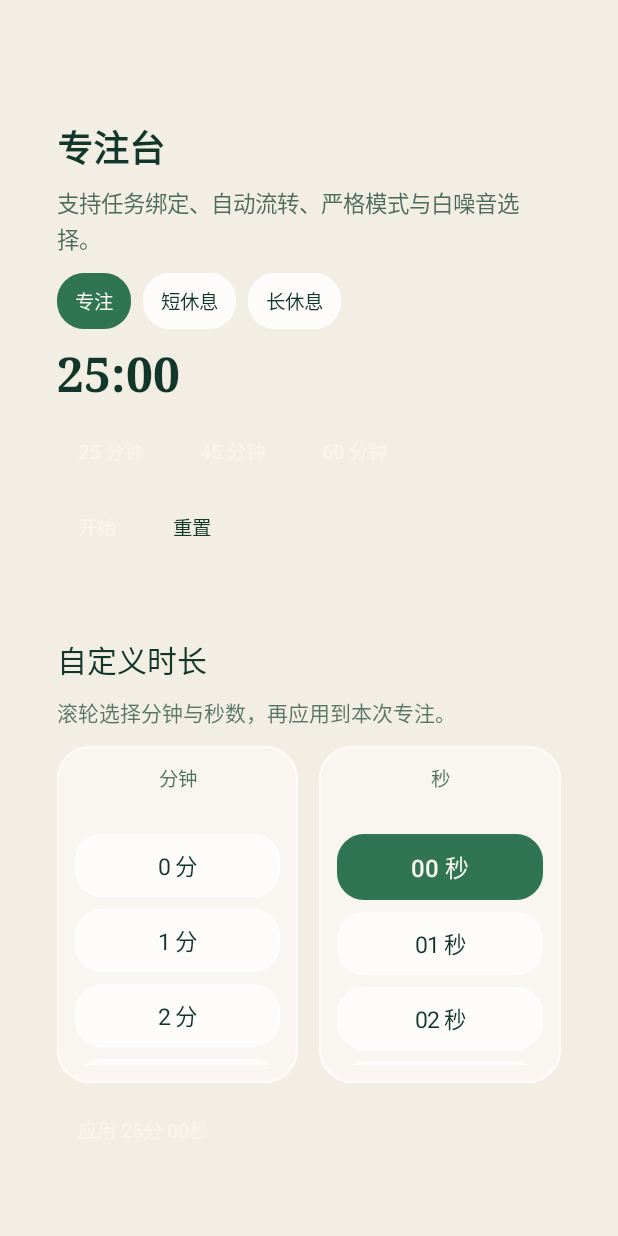
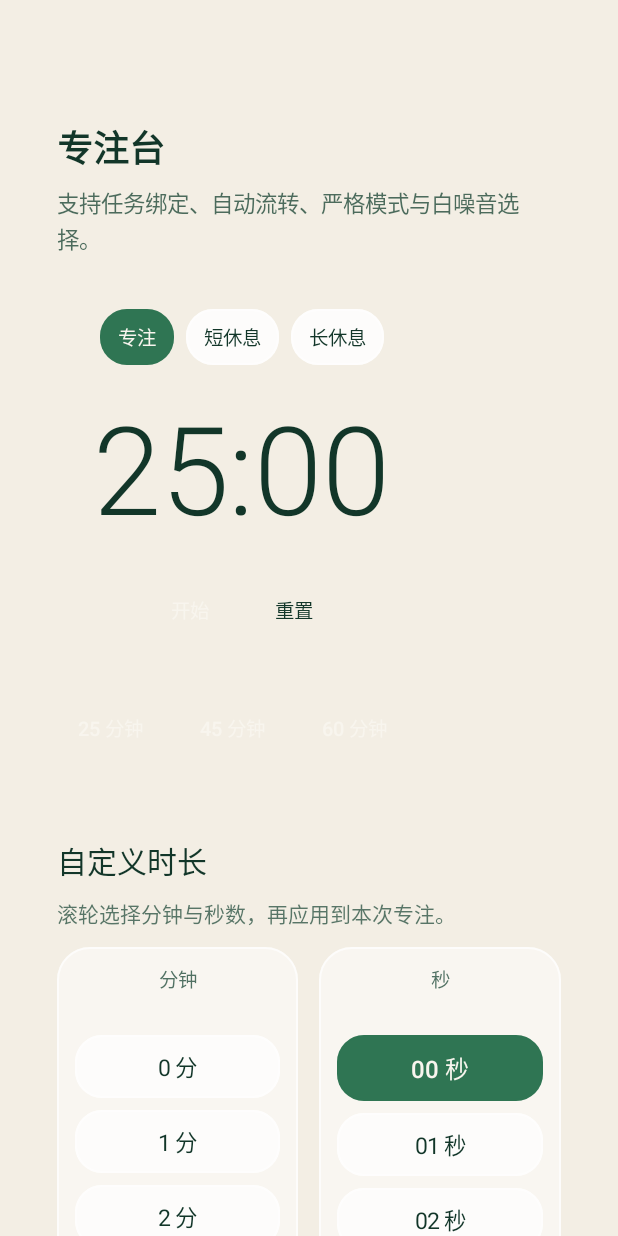
Before and after one commit to HCnets/poxiao, an Android app built with Jetpack Compose: the composable PomodoroScreen shown on its own in the app's theme, on a phone screen of 412 x 824 dp. Run offline under Robolectric (Android 15) with nearby library versions, the light colour scheme and no system bars; libraries missing offline, so code that uses them is left out: com.kyant.backdrop; missing, so only their content is drawn: CompositionLocalProvider; 10 statements that could not run were skipped.

Commit message:
feat(pomodoro): upgrade immersive glow animation and enhance todo linkage

```diff
--- a/app/src/main/java/com/poxiao/app/ui/PomodoroScreen.kt
+++ b/app/src/main/java/com/poxiao/app/ui/PomodoroScreen.kt
@@ -35,6 +35,7 @@ import androidx.compose.ui.draw.clip
 import androidx.compose.ui.graphics.Color
 import androidx.compose.ui.platform.LocalContext
 import androidx.compose.ui.unit.dp
+import androidx.compose.animation.core.*
 import com.poxiao.app.pomodoro.NoisePlayer
 import com.poxiao.app.security.SecurePrefs
 import com.poxiao.app.settings.loadNotificationPreferenceState
@@ -127,6 +128,18 @@ internal fun PomodoroScreen(active: Boolean) {
 
     val hapticManager = rememberHapticManager()
 
+    // LiquidGlass 流光动效状态
+    val infiniteTransition = rememberInfiniteTransition(label = "LiquidGlassGlow")
+    val glowPhase by infiniteTransition.animateFloat(
+        initialValue = 0f,
+        targetValue = 1f,
+        animationSpec = infiniteRepeatable(
+            animation = tween(4000, easing = LinearEasing),
+            repeatMode = RepeatMode.Reverse
+        ),
+        label = "GlowPhase"
+    )
+
     LaunchedEffect(running, leftSeconds, preset.seconds) {
         if (!running) return@LaunchedEffect
         if (leftSeconds <= 0) {
@@ -150,11 +163,27 @@ internal fun PomodoroScreen(active: Boolean) {
                     sendAppNotification(context, "专注已完成", if (boundTask.isBlank()) "本轮专注已结束" else "已完成：$boundTask")
                 }
                 val updatedTask = todoTasks.firstOrNull { it.title == boundTask }
-                if (updatedTask != null && updatedTask.focusGoal > 0 && updatedTask.focusCount >= updatedTask.focusGoal) {
+                if (updatedTask != null) {
+                    // 写回进度到待办任务时增加额外的校验与更新广播
+                    if (updatedTask.focusGoal > 0 && updatedTask.focusCount >= updatedTask.focusGoal) {
                         if (loadNotificationPreferenceState(context).pomodoroEnabled) {
                             sendAppNotification(context, "任务专注目标已达成", "${updatedTask.title} 已达到 ${updatedTask.focusGoal} 轮")
                         }
+                        // 如果任务达成目标，自动将其标记为已完成（可选行为，但增强了联动）
+                        if (!updatedTask.done) {
+                            val newTasks = todoTasks.map { if (it.id == updatedTask.id) it.copy(done = true) else it }
+                            todoTasks.clear()
+                            todoTasks.addAll(newTasks)
+                            saveTodoTasks(todoPrefs, newTasks)
+                            sessionHint = "任务 ${updatedTask.title} 专注目标达成，已自动标记完成！"
                         }
+                    } else {
+                        sessionHint = "任务 ${updatedTask.title} 专注进度 +1 轮"
+                    }
+                } else {
+                    sessionHint = "本轮专注已结束"
+                }
+
                 focusMinutes += preset.seconds / 60
                 cycles += 1
                 if (autoNext) {
@@ -260,6 +289,17 @@ internal fun PomodoroScreen(active: Boolean) {
                     Text(sessionHint, style = MaterialTheme.typography.bodyMedium, color = ForestDeep.copy(alpha = 0.68f))
                 }
                 Spacer(modifier = Modifier.height(12.dp))
+                LiquidGlassSurface(
+                    modifier = Modifier.fillMaxWidth(),
+                    cornerRadius = 32.dp,
+                    tint = if (running) ForestGreen.copy(alpha = 0.08f + 0.05f * glowPhase) else Color.White.copy(alpha = 0.28f),
+                    borderColor = if (running) ForestGreen.copy(alpha = 0.3f + 0.2f * glowPhase) else Color.White.copy(alpha = 0.36f),
+                    blurRadius = if (running) (48 + 16 * glowPhase).dp else 24.dp,
+                ) {
+                    Column(
+                        modifier = Modifier.padding(24.dp),
+                        horizontalAlignment = Alignment.CenterHorizontally
+                    ) {
                         SelectionRow(options = PomodoroMode.entries.toList(), selected = mode, label = { it.title }) {
                             mode = it
                             val seconds = when (it) {
@@ -271,9 +311,30 @@ internal fun PomodoroScreen(active: Boolean) {
                             leftSeconds = seconds
                             running = false
                         }
-                Spacer(modifier = Modifier.height(12.dp))
-                Text(formatSeconds(leftSeconds), style = MaterialTheme.typography.headlineLarge, color = PineInk)
-                Spacer(modifier = Modifier.height(12.dp))
+                        Spacer(modifier = Modifier.height(24.dp))
+                        Text(
+                            text = formatSeconds(leftSeconds),
+                            style = MaterialTheme.typography.displayLarge.copy(
+                                fontWeight = androidx.compose.ui.text.font.FontWeight.Light,
+                                fontSize = androidx.compose.ui.unit.TextUnit(82f, androidx.compose.ui.unit.TextUnitType.Sp)
+                            ),
+                            color = if (running) ForestGreen else PineInk
+                        )
+                        Spacer(modifier = Modifier.height(24.dp))
+                        Row(horizontalArrangement = Arrangement.spacedBy(16.dp)) {
+                            ActionPill(if (running) "暂停" else "开始", ForestGreen) {
+                                hapticManager.playHeavyClick()
+                                running = !running
+                            }
+                            ActionPill("重置", Ginkgo) {
+                                hapticManager.playLightClick()
+                                running = false
+                                leftSeconds = preset.seconds
+                            }
+                        }
+                    }
+                }
+                Spacer(modifier = Modifier.height(16.dp))
                 Row(horizontalArrangement = Arrangement.spacedBy(10.dp), modifier = Modifier.horizontalScroll(rememberScrollState())) {
                     presets.forEach { item ->
                         ActionPill(item.title, if (item == preset) ForestGreen else MossGreen) {
@@ -288,18 +349,6 @@ internal fun PomodoroScreen(active: Boolean) {
                             leftSeconds = recommendedFocusSeconds
                             running = false
                         }
-                    }
-                }
-                Spacer(modifier = Modifier.height(12.dp))
-                Row(horizontalArrangement = Arrangement.spacedBy(10.dp)) {
-                    ActionPill(if (running) "暂停" else "开始", ForestGreen) {
-                        hapticManager.playHeavyClick()
-                        running = !running
-                    }
-                    ActionPill("重置", Ginkgo) {
-                        hapticManager.playLightClick()
-                        running = false
-                        leftSeconds = preset.seconds
                     }
                 }
             }
```
Lines whose indentation alone changed are shown as unchanged.
